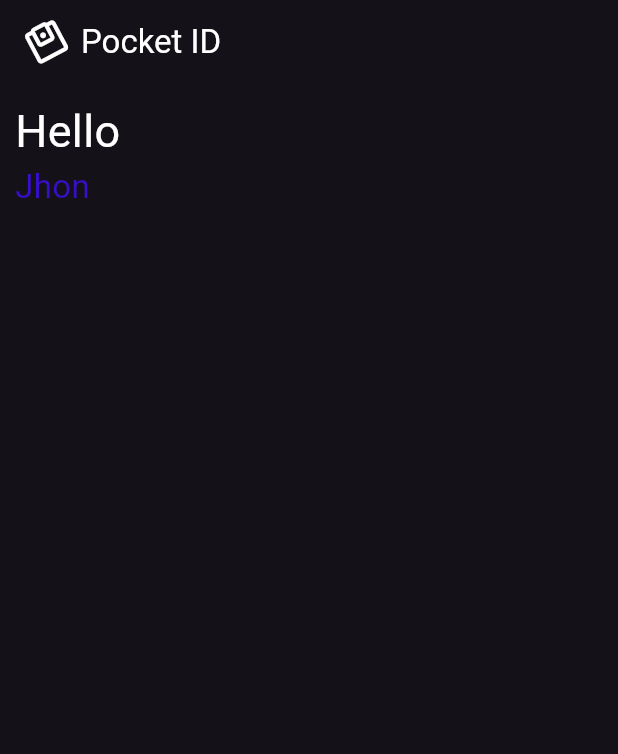
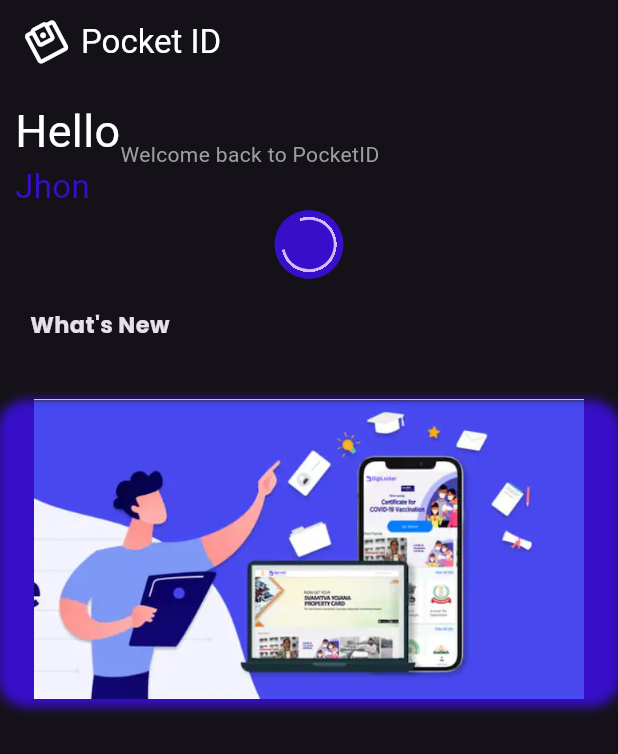
Before and after one commit to keshav-github02/pocketid_kes, a Flutter app: the MyHomePage screen opened directly, on a phone screen of 412 x 824 dp. Shown: the top 754 px of the screen. Run offline on Flutter 3.47's test engine with Material 3 defaults, Android fonts, the phone set to English and light mode, and no system bars; drawn by our look-alikes of carousel_slider.

Commit message:
register page

```diff
--- a/lib/HomePage/HomePage.dart
+++ b/lib/HomePage/HomePage.dart
@@ -1,3 +1,4 @@
+import 'package:carousel_slider/carousel_slider.dart';
 import 'package:flutter/material.dart';
 import 'dart:math' as math;
 
@@ -9,7 +10,7 @@
 }
 
 class _MyHomePageState extends State<MyHomePage> {
-  final docList= [
+  final docList = [
     "empty",
     "aadhar",
     "pan",
@@ -20,12 +21,67 @@
     "birth",
     "income",
   ];
-  String firstName="Loading...";
-  String email="Loading....";
-  String lastName="Loading....";
-  String docName="Loading...";
+  final imageList=[
+    "assets/navback.png",
+    "assets/img1.jpg"
+  ];
+  String firstName = "Loading...";
+  String email = "Loading....";
+  String lastName = "Loading....";
+  String docName = "Loading...";
+
+  Container HeadingContainer({text, double? size}) {
+    return Container(
+      height: 40,
+      width: double.infinity,
+      margin: const EdgeInsets.symmetric(vertical: 10, horizontal: 20),
+      child: Row(
+        children: [
+          Column(
+            children: [
+              Text(
+                "${text}",
+                style: TextStyle(
+                    fontFamily: "Poppins",
+                    fontSize: size,
+                    fontWeight: FontWeight.bold),
+              ),
+            ],
+          ),
+          (text == "Quick Links")
+              ? Container(
+                  decoration: BoxDecoration(
+                    borderRadius: BorderRadius.circular(50),
+                    border: Border.all(
+                      color: Color.fromARGB(255, 55, 14, 201),
+                      width: 1,
+                    ),
+                  ),
+                  child: Padding(
+                    padding: EdgeInsets.symmetric(horizontal: 10, vertical: 5),
+                    child: Text(
+                      "View All",
+                      style: TextStyle(
+                        fontSize: 12,
+                        color: Color.fromARGB(255, 55, 14, 201),
+                      ),
+                    ),
+                  ),
+                )
+              : (text != "What's New")
+                  ? Text(
+                      "View All",
+                      style: TextStyle(
+                          fontSize: 12,
+                          color: Color.fromARGB(255, 55, 14, 201)),
+                    )
+                  : Text(""),
+        ],
+      ),
+    );
+  }
+
   @override
-
   Widget build(BuildContext context) {
     // TODO: implement build
     return Scaffold(
@@ -65,6 +121,8 @@
           child: Container(
             child: Column(
               children: [
+                Column(
+                  children: [
                     SizedBox(
                       height: 10,
                     ),
@@ -90,15 +148,89 @@
                                   SizedBox(
                                     width: 3,
                                   ),
-                              Text("Jhon",style: TextStyle(
+                                  Text(
+                                    "Jhon",
+                                    style: TextStyle(
                                       color: Color.fromARGB(255, 55, 14, 201),
                                       fontSize: 22,
                                       fontWeight: FontWeight.normal,
-                              ),),
+                                    ),
+                                  ),
+                                ],
+                              ),
+                              Text(
+                                "Welcome back to PocketID",
+                                style: TextStyle(
+                                  color: Colors.grey,
+                                ),
+                              ),
                             ],
                           ),
                         ],
                       ),
+                    ),
+                    CircleAvatar(
+                      radius: 23,
+                      backgroundColor: Color.fromARGB(255, 55, 14, 201),
+                      child: Container(
+                        height: 37,
+                        width: 37,
+                        clipBehavior: Clip.hardEdge,
+                        decoration: BoxDecoration(
+                          borderRadius: BorderRadius.circular(50),
+                        ),
+                        child: CircularProgressIndicator(),
+                      ),
+                    ),
+                  ],
+                ),
+                SizedBox(
+                  height: 10,
+                ),
+                HeadingContainer(text: "What's New",size: 15),
+                SizedBox(height: 10,),
+                Container(
+                  height: 200,
+                  clipBehavior: Clip.hardEdge,
+                  decoration: BoxDecoration(
+                    borderRadius: BorderRadius.circular(20),
+                    boxShadow: [
+                      BoxShadow(
+                        color: Color.fromARGB(255, 55, 14, 201),
+                        spreadRadius: 2,
+                        blurRadius: 5,
+                        offset: const Offset(0, 3),
+                      ),
+                    ],
+                  ),
+                  child: ListView(
+                    children: [
+                      CarouselSlider(
+                        items: [
+                          Container(
+                            height: 250,
+                            child: Image.asset(
+                              imageList[0],
+                              fit: BoxFit.cover,
+                            ),
+                          ),
+                          Container(
+                            height: 250,
+                            child: Image.asset(
+                              imageList[1],
+                              fit: BoxFit.cover,
+                            ),
+                          ),
+                        ],
+                        options: CarouselOptions(
+                          autoPlay: true,
+                          height: 200,
+                          autoPlayCurve: Curves.easeOut,
+                          enableInfiniteScroll: true,
+                          autoPlayAnimationDuration: const Duration(milliseconds: 1800),
+                          viewportFraction: 1,
+                        ),
+                      )
                     ],
                   ),
                 ),
--- a/pubspec.yaml
+++ b/pubspec.yaml
@@ -16,6 +16,7 @@
   provider: ^6.1.2
   get: ^4.6.6
   google_fonts: ^6.2.1
+  carousel_slider: ^4.2.1
 
 dev_dependencies:
   flutter_test:
@@ -30,6 +31,8 @@
 flutter:
 
   uses-material-design: true
+  assets:
+        - assets/
   fonts:
     - family: Lato
       fonts:
```
Also changed, not shown: assets/aadhaar.png (added), assets/birthcertificate.png (added), assets/doc.png (added), assets/img1.jpg (added), assets/income-certificate.jpg (added), assets/mainscreen.png (added), assets/navback.png (added), assets/others.png (added), assets/pan.png (added), assets/vregistration.jpg (added), pubspec.lock. Lines whose indentation alone changed are shown as unchanged.
